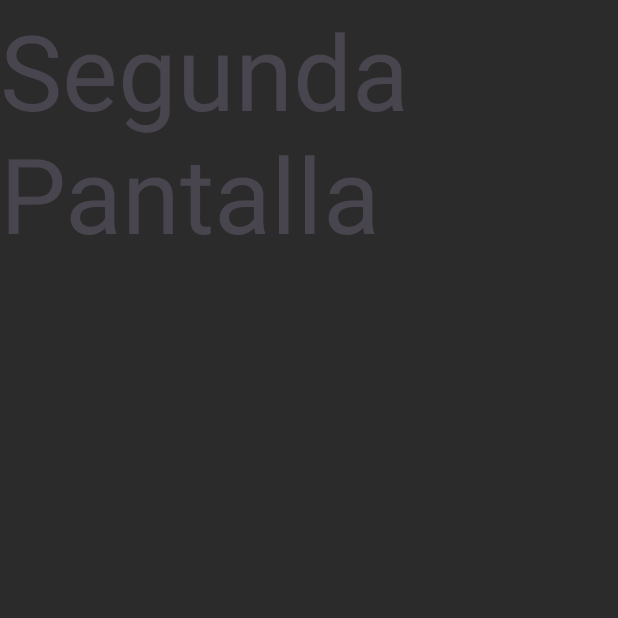
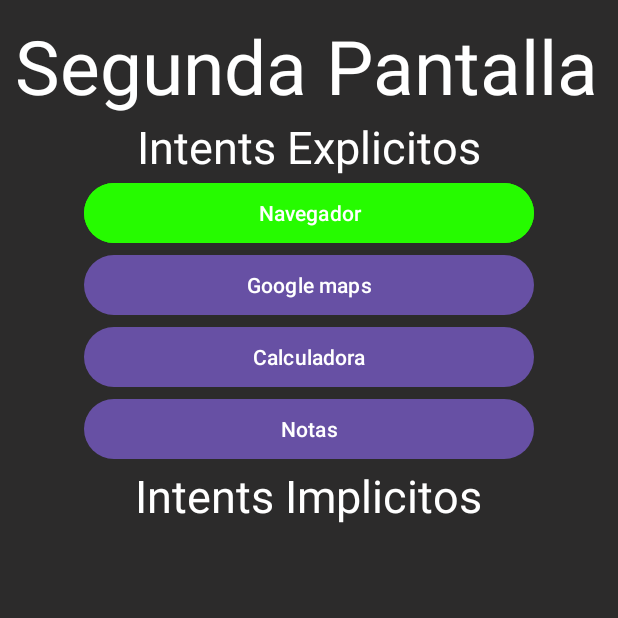
Before and after one commit to AdrianLiraMcfly/Android_Intents, an Android app: the MainActivity2 screen opened directly, with no data from a screen before it, on a phone screen of 412 x 824 dp, the top half of it. Run offline under Robolectric (Android 15) with nearby library versions, the phone set to English and light mode, and no system bars.

Commit message:
avance bueno antes de irme a pistear

```diff
--- a/app/src/main/java/com/example/myapplication/MainActivity2.java
+++ b/app/src/main/java/com/example/myapplication/MainActivity2.java
@@ -2,7 +2,12 @@ package com.example.myapplication;
 
 import androidx.appcompat.app.AppCompatActivity;
 
+import android.content.Intent;
+import android.net.Uri;
 import android.os.Bundle;
+import android.view.View;
+import android.widget.Button;
+import android.widget.Toast;
 
 public class MainActivity2 extends AppCompatActivity {
 
@@ -10,5 +15,21 @@ public class MainActivity2 extends AppCompatActivity {
     protected void onCreate(Bundle savedInstanceState) {
         super.onCreate(savedInstanceState);
         setContentView(R.layout.activity_main2);
+
+        Button btnn = findViewById( R.id.btnn );
+
+        btnn.setOnClickListener(new View.OnClickListener() {
+            @Override
+            public void onClick(View view) {
+                Uri uri = Uri.parse("https://www.google.com");
+                Intent navega = new Intent( Intent.ACTION_VIEW, uri );
+
+                if (navega.resolveActivity(getPackageManager()) != null) {
+                    startActivity(navega);
+                } else {
+                    Toast.makeText(getApplicationContext(), "No fue posible realizar la opcion", Toast.LENGTH_SHORT).show();
+                }
+            }
+        });
     }
 }
--- a/app/src/main/res/layout/activity_main2.xml
+++ b/app/src/main/res/layout/activity_main2.xml
@@ -7,10 +7,65 @@
     tools:context=".MainActivity2"
     android:background="#2C2B2B">
 
+    <RelativeLayout
+        android:layout_width="match_parent"
+        android:layout_height="wrap_content"
+        android:padding="10dp">
     <TextView
+        android:id="@+id/txt1"
         android:layout_width="match_parent"
         android:layout_height="wrap_content"
         android:text="@string/segunda"
-        android:textSize="70dp"
+        android:textSize="50dp"
+        android:textColor="@color/white"
         />
+    <TextView
+        android:layout_width="wrap_content"
+        android:layout_height="wrap_content"
+        android:text="@string/intE"
+        android:textSize="30dp"
+        android:textColor="@color/white"
+        android:layout_centerInParent="true"
+        android:layout_below="@+id/txt1"
+        android:id="@+id/txt2"/>
+
+        <Button
+            android:id="@+id/btnn"
+            android:layout_width="300dp"
+            android:layout_height="wrap_content"
+            android:layout_below="@+id/txt2"
+            android:layout_centerInParent="true"
+            android:text="@string/btn1"
+            android:backgroundTint="#26FB00"/>
+        <Button
+            android:layout_width="300dp"
+            android:layout_height="wrap_content"
+            android:text="@string/btn2"
+            android:layout_below="@+id/btnn"
+            android:layout_centerInParent="true"
+            android:id="@+id/btng"/>
+        <Button
+            android:layout_width="300dp"
+            android:layout_height="wrap_content"
+            android:text="@string/btn3"
+            android:layout_below="@+id/btng"
+            android:layout_centerInParent="true"
+            android:id="@+id/btnc"/>
+        <Button
+            android:layout_width="300dp"
+            android:layout_height="wrap_content"
+            android:text="@string/btn4"
+            android:layout_below="@+id/btnc"
+            android:layout_centerInParent="true"
+            android:id="@+id/btnno"/>
+        <TextView
+            android:layout_width="wrap_content"
+            android:layout_height="wrap_content"
+            android:text="@string/intI"
+            android:textSize="30dp"
+            android:textColor="@color/white"
+            android:layout_centerInParent="true"
+            android:layout_below="@+id/btnno"
+            android:id="@+id/txt3"/>
+    </RelativeLayout>
 </androidx.constraintlayout.widget.ConstraintLayout>
--- a/app/src/main/res/values/strings.xml
+++ b/app/src/main/res/values/strings.xml
@@ -5,4 +5,11 @@
     <string name="segunda">Segunda Pantalla</string>
     <string name="intE">Intents Explicitos</string>
     <string name="intI">Intents Implicitos</string>
+    <string name="btn1">Navegador</string>
+    <string name="btn2">Google maps</string>
+    <string name="btn3">Calculadora</string>
+    <string name="btn4">Notas</string>
+
+
+
 </resources>
```
